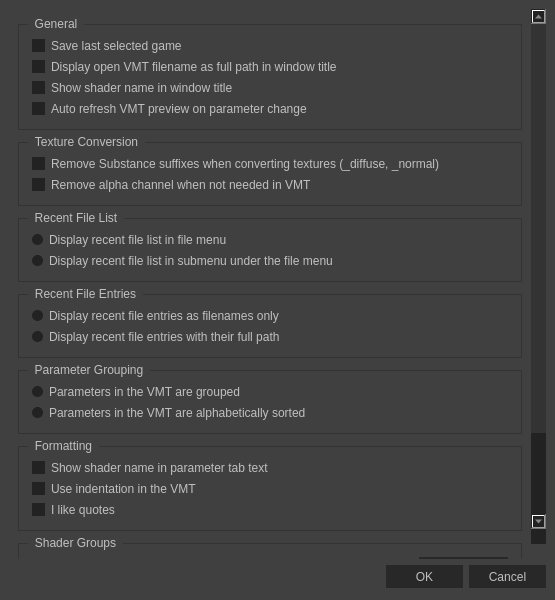
First picture: the form in ui/optionsdialog.ui, repository Dima-369/VMT-Editor, before the edit.
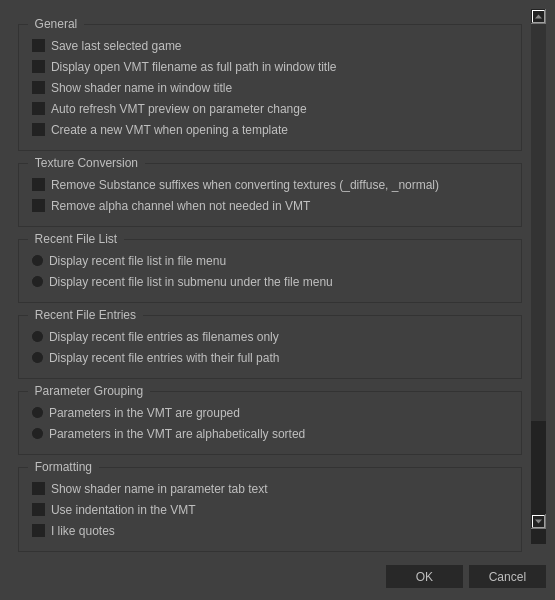
Second picture: the form after the edit. Icons and pictures are not drawn.

Diff of the .ui file:
```diff
--- a/ui/optionsdialog.ui
+++ b/ui/optionsdialog.ui
@@ -793,9 +793,9 @@
          <property name="geometry">
           <rect>
            <x>0</x>
-           <y>-147</y>
+           <y>0</y>
            <width>522</width>
-           <height>699</height>
+           <height>720</height>
           </rect>
          </property>
          <layout class="QVBoxLayout" name="verticalLayout_2">
@@ -833,6 +833,13 @@
                </property>
               </widget>
              </item>
+             <item row="6" column="0">
+              <widget class="QCheckBox" name="checkBox_templateNew">
+               <property name="text">
+                <string>Create a new VMT when opening a template</string>
+               </property>
+              </widget>
+             </item>
             </layout>
            </widget>
           </item>
```
